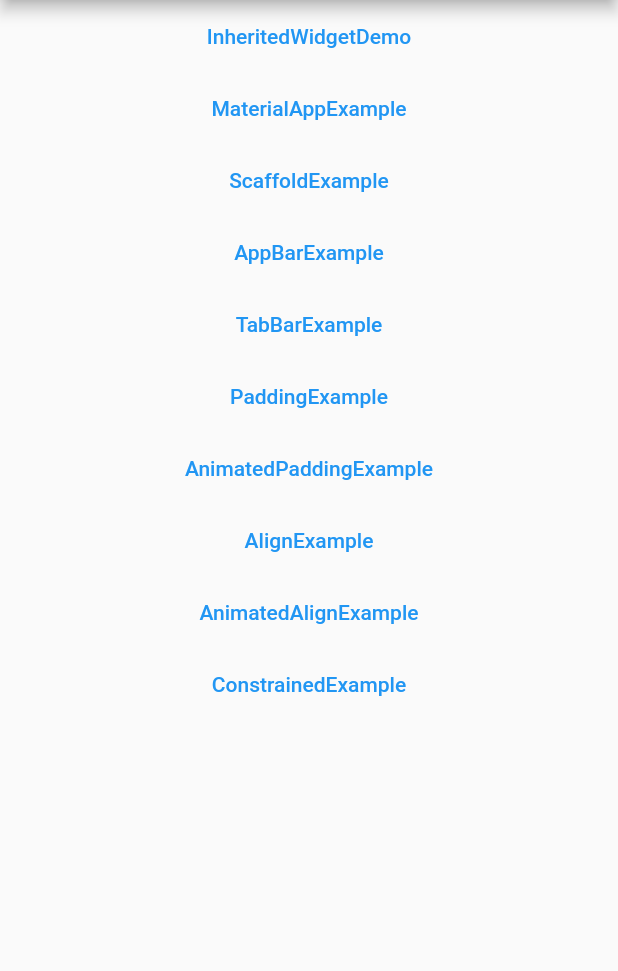
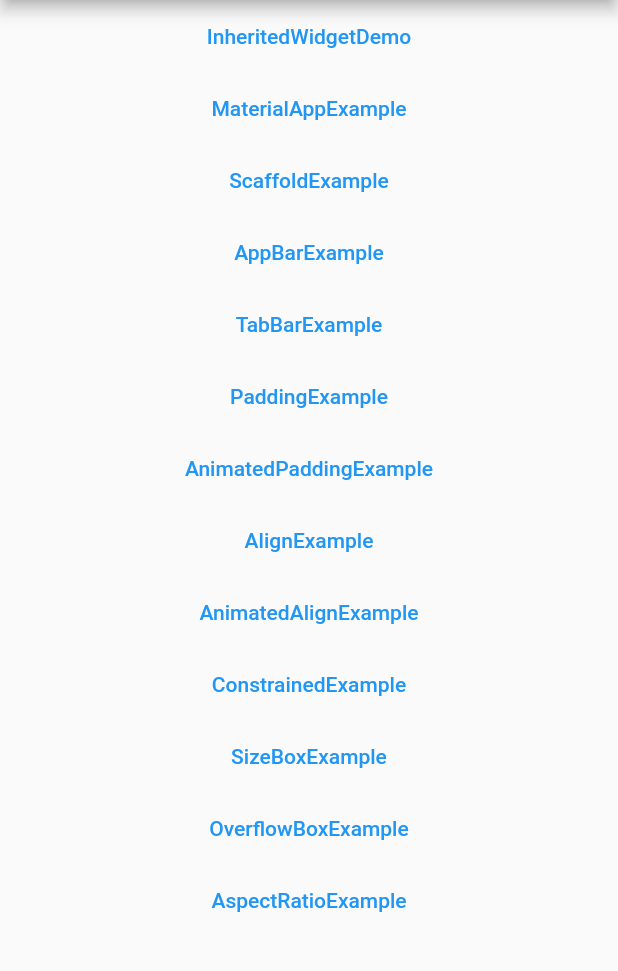
Before and after one commit to JunAILiang/flutter_code, a Flutter app: the screen it shows after launch, on a phone screen of 412 x 824 dp, the part 84-1055 px from its top. Run offline on Flutter 3.47's test engine with Material 2 defaults, Android fonts, the phone set to English and light mode, and no system bars.

```diff
--- a/lib/main.dart
+++ b/lib/main.dart
@@ -3,11 +3,14 @@ import 'package:flutter_code/AlignExample/AlignExample.dart';
 import 'package:flutter_code/AnimatedAlignExample/AnimatedAlignExample.dart';
 import 'package:flutter_code/AnimatedPaddingExample/AnimatedPaddingExample.dart';
 import 'package:flutter_code/AppBarExample/AppBarExample.dart';
+import 'package:flutter_code/AspectRatioExample/AspectRatioExample.dart';
 import 'package:flutter_code/ConstrainedExample/ConstrainedExample.dart';
 import 'package:flutter_code/InheritedWidget/InheritedCount.dart';
 import 'package:flutter_code/MaterialAppExample/MaterialAppExample.dart';
+import 'package:flutter_code/OverflowBoxExample/OverflowBoxExample.dart';
 import 'package:flutter_code/PaddingExample/PaddingExample.dart';
 import 'package:flutter_code/ScaffoldExample/ScaffoldExample.dart';
+import 'package:flutter_code/SizeBoxExample/SizeBoxExample.dart';
 import 'package:flutter_code/TabBarExample/TabBarExample.dart';
 
 void main() {
@@ -103,6 +106,19 @@ class _MyHomePageState extends State<MyHomePage> {
       "title": "ConstrainedExample",
       "page": ConstrainedExample()
     },
+    {
+      "title": "SizeBoxExample",
+      "page": SizeBoxExample()
+    },
+    {
+      "title": "OverflowBoxExample",
+      "page": OverflowBoxExample()
+    },
+    {
+      "title": "AspectRatioExample",
+      "page": AspectRatioExample()
+    },
+
 
   ];
 
```
